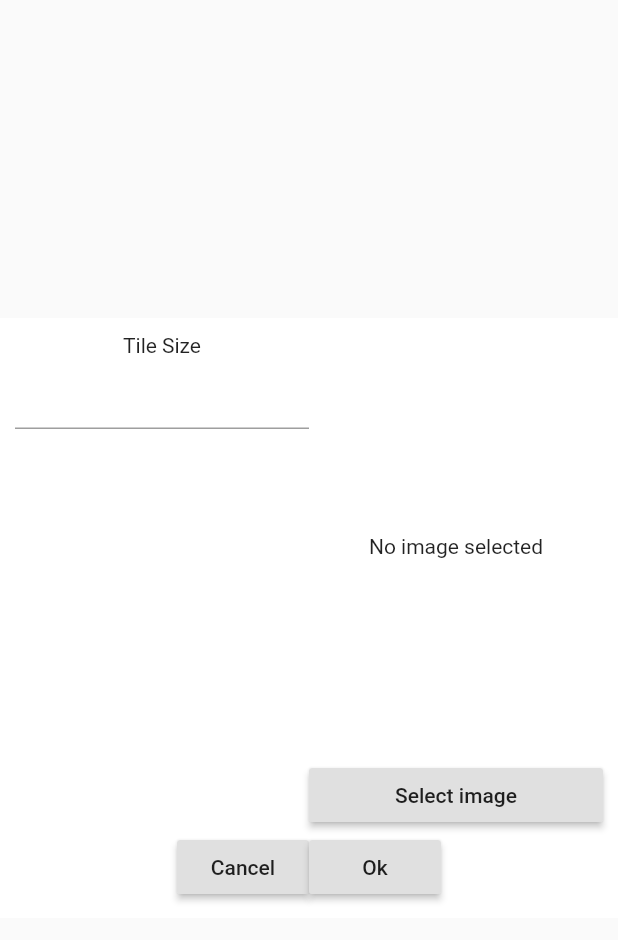
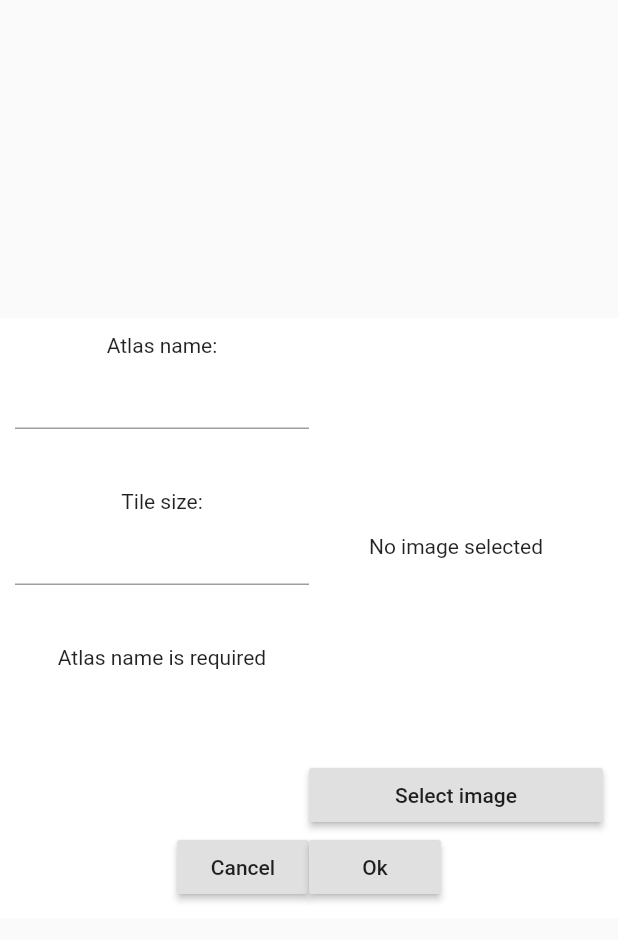
Before and after one commit to flame-engine/fire-atlas, a Flutter app: the screen it shows after launch, after a tap on "New atlas", after a tap on "Ok", on a phone screen of 412 x 824 dp. Shown: the top 940 px of the screen. Run offline on Flutter 3.47's test engine with Material 2 defaults, Android fonts, the phone set to English and light mode, and no system bars; missing offline and left inert: dart:html, flame.

Commit message:
Adding validations on atlas options container

```diff
--- a/flame_texture_atlas_editor/lib/screens/open_screen/widgets/atlas_options_container.dart
+++ b/flame_texture_atlas_editor/lib/screens/open_screen/widgets/atlas_options_container.dart
@@ -15,9 +15,10 @@ class AtlasOptionsContainer extends StatefulWidget {
 class _AtlaOptionsContainerState extends State<AtlasOptionsContainer> {
 
   String _imageData;
-  int _tileSize;
+  String _error;
 
   final tileSizeController = TextEditingController();
+  final atlasNameController = TextEditingController();
 
   @override
   void dispose() {
@@ -26,6 +27,41 @@ class _AtlaOptionsContainerState extends State<AtlasOptionsContainer> {
   }
 
   void _confirm() {
+    setState(() {
+      _error = null;
+    });
+
+    RegExp regExp = new RegExp(
+        r"^[0-9]+",
+        caseSensitive: false,
+        multiLine: false,
+    );
+    final tileSizeRaw = tileSizeController.text;
+    final atlasName = atlasNameController.text;
+
+    if (atlasName.isEmpty) {
+      setState(() {
+        _error = 'Atlas name is required';
+      });
+
+      return;
+    }
+
+    if (!regExp.hasMatch(tileSizeRaw)) {
+      setState(() {
+        _error = 'Tile size is required, and must be a number';
+      });
+
+      return;
+    }
+
+    if (_imageData == null) {
+      setState(() {
+        _error = 'An image must be selected';
+      });
+
+      return;
+    }
   }
 
   void _cancel() {
@@ -33,11 +69,6 @@ class _AtlaOptionsContainerState extends State<AtlasOptionsContainer> {
 
   @override
   Widget build(ctx) {
-    RegExp regExp = new RegExp(
-        r"^[0-9]+",
-        caseSensitive: false,
-        multiLine: false,
-    );
     return Container(
         width: 600,
         height: 400,
@@ -52,10 +83,19 @@ class _AtlaOptionsContainerState extends State<AtlasOptionsContainer> {
                         flex: 5,
                         child: Column(
                             children: [
-                              Text('Tile Size'),
+                              Text('Atlas name:'),
+                              TextField(
+                                  controller: atlasNameController,
+                              ),
+                              SizedBox(height: 40),
+                              Text('Tile size:'),
                               TextField(
                                   controller: tileSizeController,
-                              )
+                              ),
+                              SizedBox(height: 40),
+                              Container(
+                                  child: _error != null ? Text(_error) : null
+                              ),
                             ]
                         )
                     ),
```
